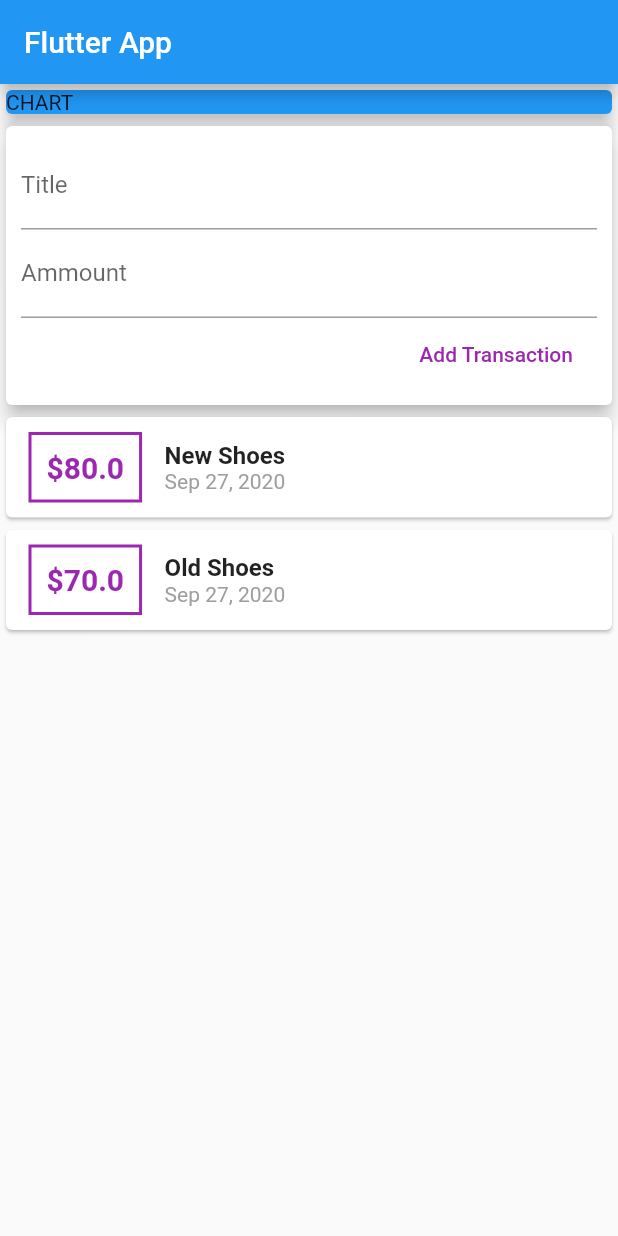
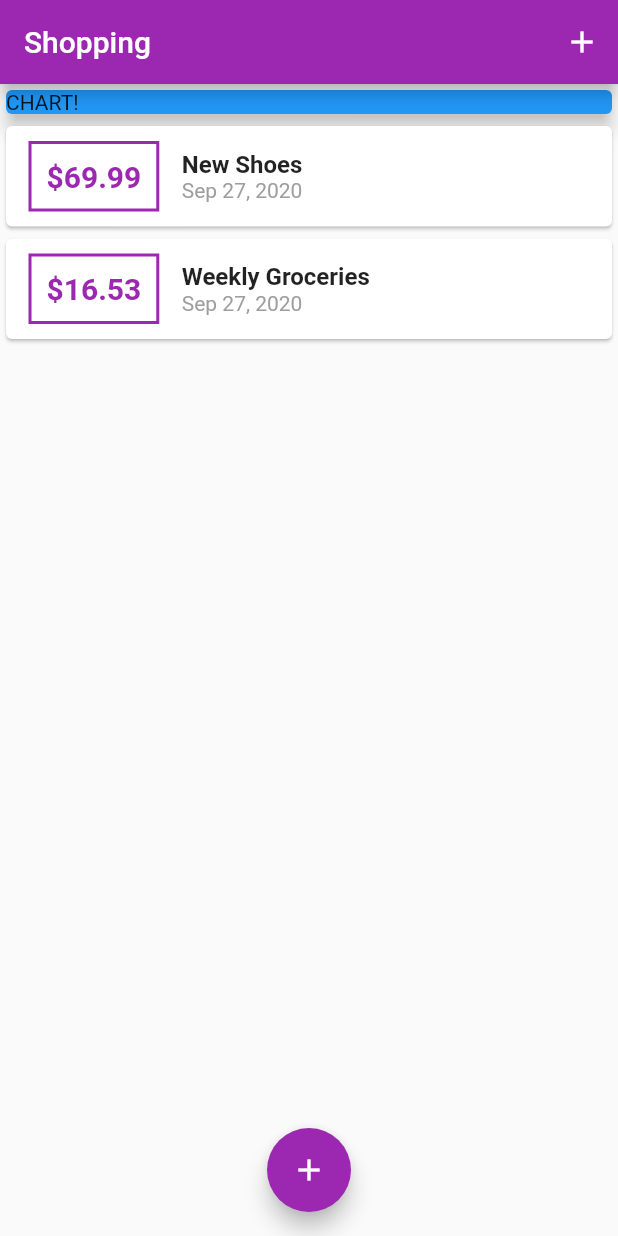
Before and after one commit to Matty70/matty70, a Flutter app: the screen it shows after launch, on a phone screen of 412 x 824 dp. Run offline on Flutter 3.47's test engine with Material 2 defaults, Android fonts, the phone set to English and light mode, and no system bars.

Commit message:
user transaction updated

```diff
--- a/lib/main.dart
+++ b/lib/main.dart
@@ -1,6 +1,8 @@
 import 'package:flutter/material.dart';
-import 'package:shop/transaction.dart';
-import 'package:intl/intl.dart';
+
+import './widgets/new_transaction.dart';
+import './widgets/transaction_list.dart';
+import './models/transaction.dart';
 
 void main() => runApp(MyApp());
 
@@ -9,111 +11,97 @@ class MyApp extends StatelessWidget {
   Widget build(BuildContext context) {
     return MaterialApp(
       title: 'Flutter App',
+      theme:ThemeData(
+        primarySwatch: Colors.purple
+      ),
       home: MyHomePage(),
     );
   }
 }
 
-class MyHomePage extends StatelessWidget {
-  final List<Transaction> transactions = [
+class MyHomePage extends StatefulWidget {
+  // String titleInput;
+  // String amountInput;
+  @override
+  _MyHomePageState createState() => _MyHomePageState();
+}
+
+class _MyHomePageState extends State<MyHomePage> {
+  final List<Transaction> _userTransactions = [
     Transaction(
       id: 't1',
       title: 'New Shoes',
-      ammount: 80,
+      amount: 69.99,
       date: DateTime.now(),
     ),
     Transaction(
       id: 't2',
-      title: 'Old Shoes',
-      ammount: 70,
+      title: 'Weekly Groceries',
+      amount: 16.53,
       date: DateTime.now(),
     ),
   ];
-  String titleInput;
-  String amountInput;
+
+  void _addNewTransaction(String txTitle, double txAmount) {
+    final newTx = Transaction(
+      title: txTitle,
+      amount: txAmount,
+      date: DateTime.now(),
+      id: DateTime.now().toString(),
+    );
+
+    setState(() {
+      _userTransactions.add(newTx);
+    });
+  }
+
+  void _startAddNewTransaction(BuildContext ctx) {
+    showModalBottomSheet(
+      context: ctx,
+      builder: (_) {
+        return GestureDetector(
+          onTap: () {},
+          child: NewTransaction(_addNewTransaction),
+          behavior: HitTestBehavior.opaque,
+        );
+      },
+    );
+  }
 
   @override
   Widget build(BuildContext context) {
     return Scaffold(
-        appBar: AppBar(
-          title: Text('Flutter App'),
-        ),
-        body: Column(
-          // mainAxisAlignment: MainAxisAlignment.spaceAround,
-          crossAxisAlignment: CrossAxisAlignment.start,
+      appBar: AppBar(
+        title: Text('Shopping'),
+        actions: <Widget>[
+          IconButton(
+            icon: Icon(Icons.add),
+            onPressed: () => _startAddNewTransaction(context),
+          ),
+        ],
+      ),
+      body: SingleChildScrollView(
+        child: Column(
+          // mainAxisAlignment: MainAxisAlignment.start,
+          crossAxisAlignment: CrossAxisAlignment.stretch,
           children: <Widget>[
             Container(
               width: double.infinity,
               child: Card(
                 color: Colors.blue,
-                child: Text('CHART'),
+                child: Text('CHART!'),
                 elevation: 5,
               ),
             ),
-            Card(
-              elevation: 5,
-              child: Container(
-                padding: EdgeInsets.all(10),
-                child: Column(
-                    crossAxisAlignment: CrossAxisAlignment.end,
-                    children: <Widget>[
-                      TextField(
-                        decoration: InputDecoration(labelText: 'Title'),
-                        onChanged: (val) {
-                          titleInput = val;
-                        },
-                      ),
-                      TextField(
-                        decoration: InputDecoration(labelText: 'Ammount'),
-                        onChanged: (val) => amountInput = val,
-                      ),
-                      FlatButton(
-                        child: Text('Add Transaction'),
-                        onPressed: () {},
-                        textColor: Colors.purple,
-                      ),
-                    ]),
-              ),
-            ),
-            Column(
-              children: transactions.map((tx) {
-                return Card(
-                  child: Row(
-                    children: <Widget>[
-                      Container(
-                        margin:
-                            EdgeInsets.symmetric(vertical: 10, horizontal: 15),
-                        decoration: BoxDecoration(
-                            border: Border.all(color: Colors.purple, width: 2)),
-                        padding: EdgeInsets.all(10),
-                        child: Text(
-                          '\$${tx.ammount}',
-                          style: TextStyle(
-                              fontWeight: FontWeight.bold,
-                              fontSize: 20,
-                              color: Colors.purple),
-                        ),
-                      ),
-                      Column(
-                        crossAxisAlignment: CrossAxisAlignment.start,
-                        children: <Widget>[
-                          Text(
-                            tx.title,
-                            style: TextStyle(
-                              fontSize: 16,
-                              fontWeight: FontWeight.bold,
-                            ),
-                          ),
-                          Text(DateFormat.yMMMd().format(tx.date),
-                              style: TextStyle(color: Colors.grey))
-                        ],
-                      ),
-                    ],
-                  ),
-                );
-              }).toList(),
-            ),
+            TransactionList(_userTransactions),
           ],
-        ));
+        ),
+      ),
+      floatingActionButtonLocation: FloatingActionButtonLocation.centerFloat,
+      floatingActionButton: FloatingActionButton(
+        child: Icon(Icons.add),
+        onPressed: () => _startAddNewTransaction(context),
+      ),
+    );
   }
 }
--- a/lib/transaction.dart
+++ b/lib/models/transaction.dart
@@ -3,13 +3,13 @@ import 'package:flutter/foundation.dart';
 class Transaction {
   final String id;
   final String title;
-  final double ammount;
+  final double amount;
   final DateTime date;
 
   Transaction({
     @required this.id,
     @required this.title,
-    @required this.ammount,
+    @required this.amount,
     @required this.date,
   });
 }
--- /dev/null
+++ b/lib/widgets/transaction_list.dart
@@ -0,0 +1,68 @@
+import 'package:flutter/material.dart';
+import 'package:intl/intl.dart';
+
+import '../models/transaction.dart';
+
+class TransactionList extends StatelessWidget {
+  final List<Transaction> transactions;
+
+  TransactionList(this.transactions);
+
+  @override
+  Widget build(BuildContext context) {
+    return Container(
+      height: 300,
+      child: ListView.builder(
+        itemBuilder: (ctx, index) {
+          return Card(
+            child: Row(
+              children: <Widget>[
+                Container(
+                  margin: EdgeInsets.symmetric(
+                    vertical: 10,
+                    horizontal: 15,
+                  ),
+                  decoration: BoxDecoration(
+                    border: Border.all(
+                     color: Theme.of(context).primaryColor,
+                      width: 2,
+
+                    ),
+                  ),
+                  padding: EdgeInsets.all(10),
+                  child: Text(
+                    '\$${transactions[index].amount.toStringAsFixed(2)}',
+                    style: TextStyle(
+                      fontWeight: FontWeight.bold,
+                      fontSize: 20,
+                       color:Theme.of(context).primaryColor,
+                    ),
+                  ),
+                ),
+                Column(
+                  crossAxisAlignment: CrossAxisAlignment.start,
+                  children: <Widget>[
+                    Text(
+                      transactions[index].title,
+                      style: TextStyle(
+                        fontSize: 16,
+                        fontWeight: FontWeight.bold,
+                      ),
+                    ),
+                    Text(
+                      DateFormat.yMMMd().format(transactions[index].date),
+                      style: TextStyle(
+                        color: Colors.grey,
+                      ),
+                    ),
+                  ],
+                ),
+              ],
+            ),
+          );
+        },
+        itemCount: transactions.length,
+      ),
+    );
+  }
+}
```
Also changed, not shown: lib/widgets/new_transaction.dart (added, +58 -0 lines), lib/widgets/user_transactions.dart (added, +50 -0 lines), pubspec.yaml (+5 -5 lines), pubspec.lock, 1 other file.
